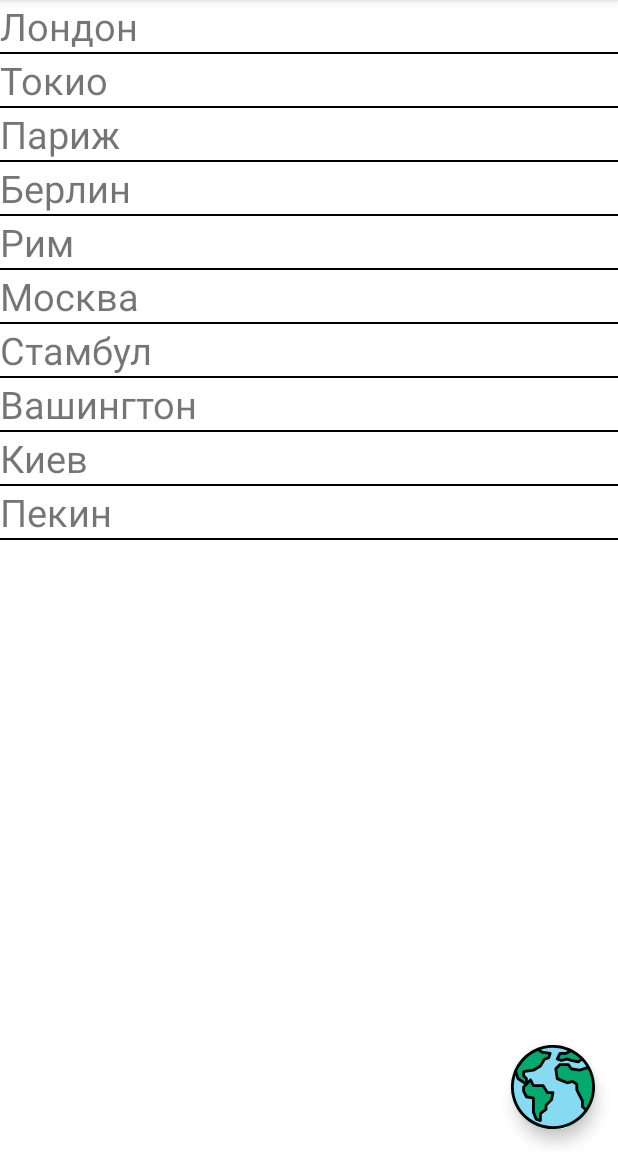
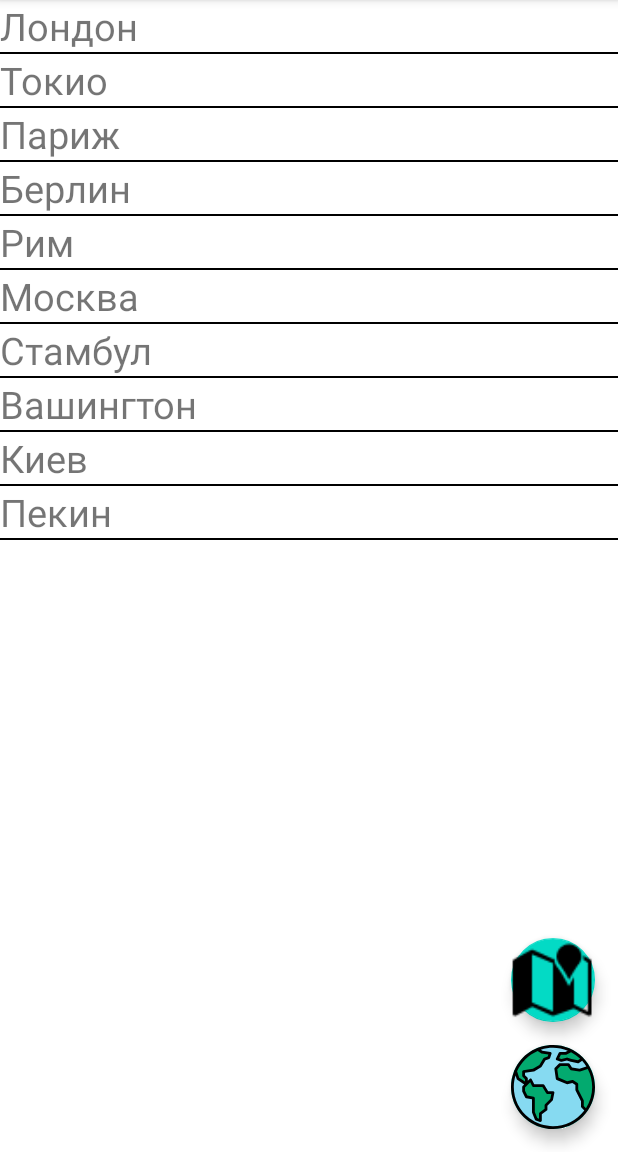
Before and after one commit to satsura88/KotlinLesson2, an Android app: the screen it shows after launch (MainActivity), in the options menu, after a tap on "threads", on a phone screen of 412 x 824 dp, the part 84-1236 px from its top. Run offline under Robolectric (Android 15) with nearby library versions, the phone set to English and light mode, and no system bars; our stand-ins replace Room's generated code; libraries missing offline, so code that uses them is left out: coil.decode.

Commit message:
добавил запрос на разрешение геопозиции и получение координат

```diff
--- a/app/src/main/AndroidManifest.xml
+++ b/app/src/main/AndroidManifest.xml
@@ -5,6 +5,8 @@
 
     <uses-permission android:name="android.permission.INTERNET"/>
     <uses-permission android:name="android.permission.READ_CONTACTS"/>
+    <uses-permission android:name="android.permission.ACCESS_COARSE_LOCATION" />
+    <uses-permission android:name="android.permission.ACCESS_FINE_LOCATION" />
 
     <application
         android:name="WeatherApp"
--- a/app/src/main/res/layout/fragment_weather_list.xml
+++ b/app/src/main/res/layout/fragment_weather_list.xml
@@ -13,17 +13,6 @@
         app:layout_constraintStart_toStartOf="parent"
         app:layout_constraintTop_toTopOf="parent" />
 
-    <com.google.android.material.floatingactionbutton.FloatingActionButton
-        android:id="@+id/weatherListFragmentFAB"
-        android:layout_width="wrap_content"
-        android:layout_height="wrap_content"
-        android:layout_margin="15dp"
-        android:src="@drawable/ic_belorus"
-        app:tint="@null"
-        app:layout_constraintBottom_toBottomOf="parent"
-        app:layout_constraintEnd_toEndOf="parent"
-        app:maxImageSize="56dp" />
-
     <FrameLayout
         android:id="@+id/mainFragmentLoadingLayout"
         android:layout_width="match_parent"
@@ -37,4 +26,25 @@
             android:layout_height="wrap_content"
             android:layout_gravity="center" />
     </FrameLayout>
+
+    <com.google.android.material.floatingactionbutton.FloatingActionButton
+        android:id="@+id/weatherListFragmentFABCities"
+        android:layout_width="wrap_content"
+        android:layout_height="wrap_content"
+        android:layout_margin="15dp"
+        android:src="@drawable/ic_belorus"
+        app:tint="@null"
+        app:layout_constraintBottom_toBottomOf="parent"
+        app:layout_constraintEnd_toEndOf="parent"
+        app:maxImageSize="56dp" />
+
+    <com.google.android.material.floatingactionbutton.FloatingActionButton
+        android:id="@+id/weatherListFragmentFABLocation"
+        android:layout_width="wrap_content"
+        android:layout_height="wrap_content"
+        android:layout_margin="15dp"
+        android:src="@android:drawable/ic_dialog_map"
+        app:layout_constraintBottom_toTopOf="@+id/weatherListFragmentFABCities"
+        app:layout_constraintEnd_toEndOf="parent"
+        app:maxImageSize="@dimen/max_size_fab" />
 </androidx.constraintlayout.widget.ConstraintLayout>
```
Also changed, not shown: app/src/main/java/com/example/kotlinlesson2/view/weatherlist/CitiesListFragment.kt (+86 -5 lines), app/src/main/res/values/strings.xml (+13 -0 lines).
